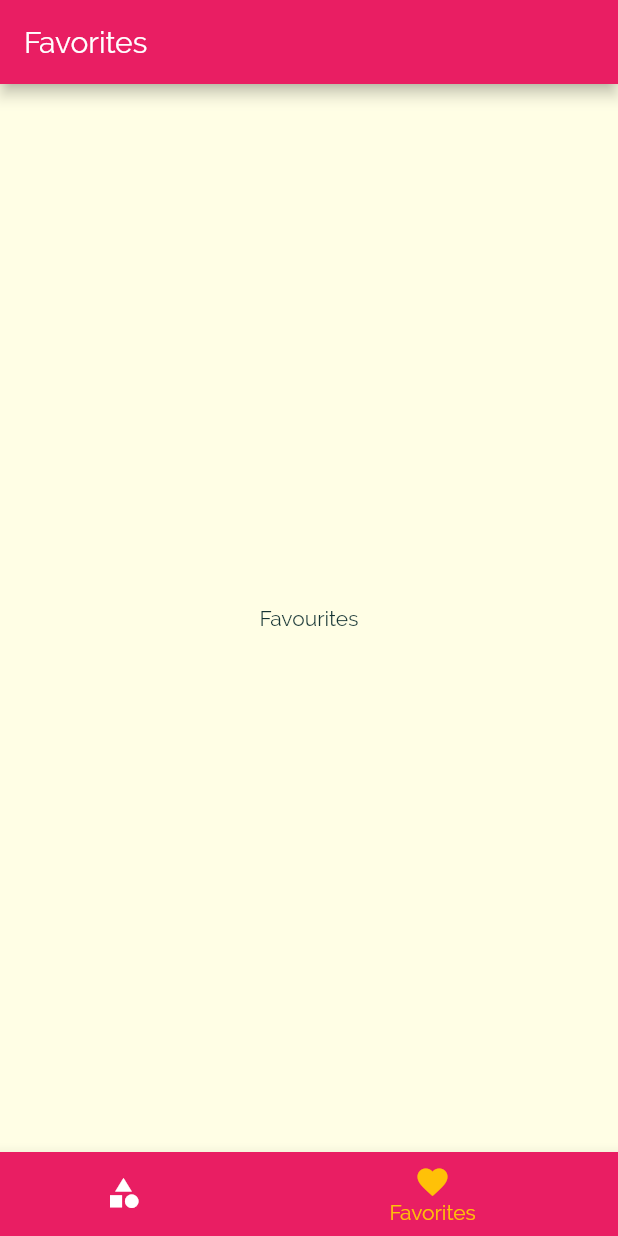
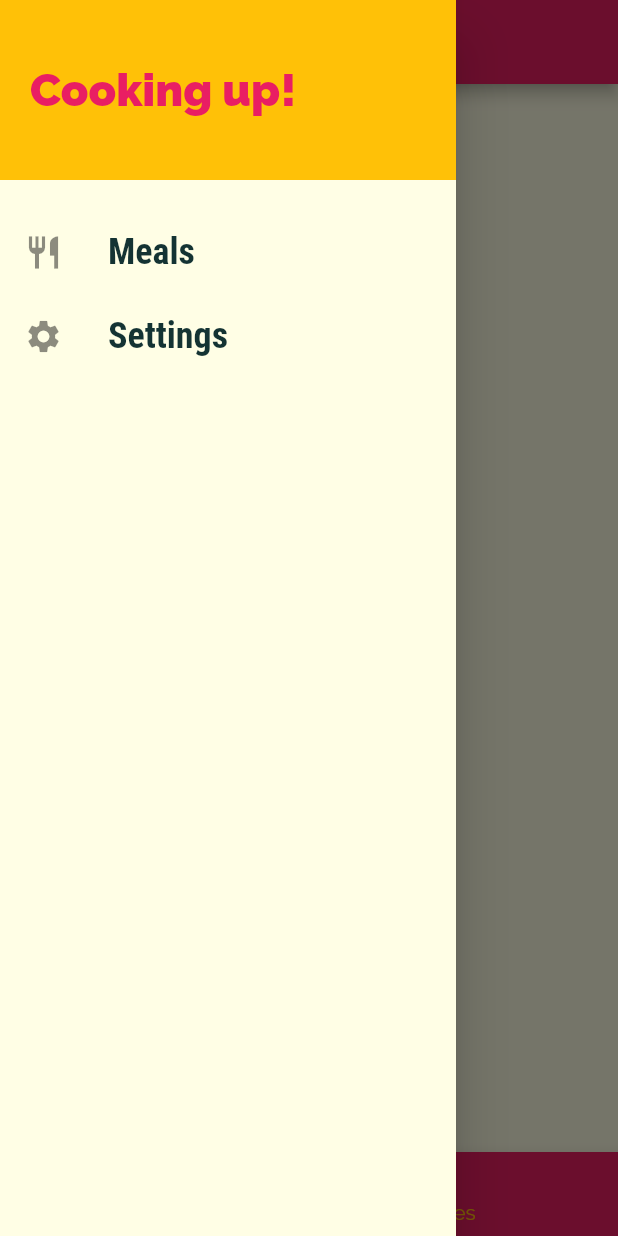
Before and after one commit to TomekLesniak/MealsApp, a Flutter app: the screen it shows after launch, with the side drawer open (before the commit the screen has no drawer), on a phone screen of 412 x 824 dp. Run offline on Flutter 3.47's test engine with Material 2 defaults, Android fonts, the phone set to English and light mode, and no system bars.

Commit message:
Add drawer

```diff
--- a/lib/screens/tabs_screen.dart
+++ b/lib/screens/tabs_screen.dart
@@ -2,6 +2,7 @@ import 'package:flutter/material.dart';
 
 import './favourites_screen.dart';
 import './categories_screen.dart';
+import '../widgets/main_drawer.dart';
 
 class TabsScreen extends StatefulWidget {
   @override
@@ -11,7 +12,8 @@ class TabsScreen extends StatefulWidget {
 class _TabsScreenState extends State<TabsScreen> {
   final List<Map<String, Object>> _pages = [
     {'page': CategoriesScreen(), 'title': 'Categories'},
-  {'page': FavouritesScreen(), 'title': 'Favorites'}];
+    {'page': FavouritesScreen(), 'title': 'Favorites'}
+  ];
 
   int _selectedPageIndex = 1;
 
@@ -27,6 +29,7 @@ class _TabsScreenState extends State<TabsScreen> {
       appBar: AppBar(
         title: Text(_pages[_selectedPageIndex]['title']),
       ),
+      drawer: MainDrawer(),
       body: _pages[_selectedPageIndex]['page'],
       bottomNavigationBar: BottomNavigationBar(
         onTap: _selectPage,
--- /dev/null
+++ b/lib/widgets/main_drawer.dart
@@ -0,0 +1,56 @@
+import 'package:flutter/material.dart';
+
+class MainDrawer extends StatelessWidget {
+  Widget buildListTile(String title, IconData icon) {
+    return ListTile(
+      leading: Icon(icon, size: 26),
+      title: Text(
+        title,
+        style: TextStyle(
+          fontFamily: 'RobotoCondensed',
+          fontWeight: FontWeight.bold,
+          fontSize: 24,
+        ),
+      ),
+      onTap: () {
+        // TODO: implement
+      },
+    );
+  }
+
+  @override
+  Widget build(BuildContext context) {
+    return Drawer(
+      child: Column(
+        children: [
+          Container(
+            height: 120,
+            width: double.infinity,
+            padding: EdgeInsets.all(20),
+            alignment: Alignment.centerLeft,
+            color: Theme.of(context).accentColor,
+            child: Text(
+              'Cooking up!',
+              style: TextStyle(
+                fontWeight: FontWeight.w900,
+                fontSize: 30,
+                color: Theme.of(context).primaryColor,
+              ),
+            ),
+          ),
+          SizedBox(
+            height: 20,
+          ),
+          buildListTile(
+            'Meals',
+            Icons.restaurant,
+          ),
+          buildListTile(
+            'Settings',
+            Icons.settings,
+          ),
+        ],
+      ),
+    );
+  }
+}
```
